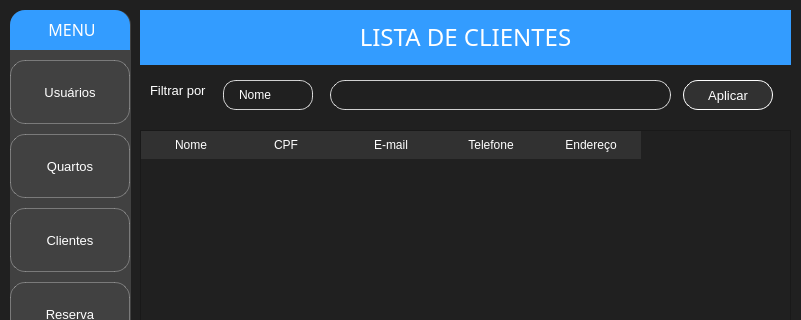
EndrewFerreira/HOSTIIN, file Prototipo HostInn/Telas/Menu.ui: the form before one commit; both pictures show x 0 to 801 and y 0 to 320 of the 801 by 752 pixel window.
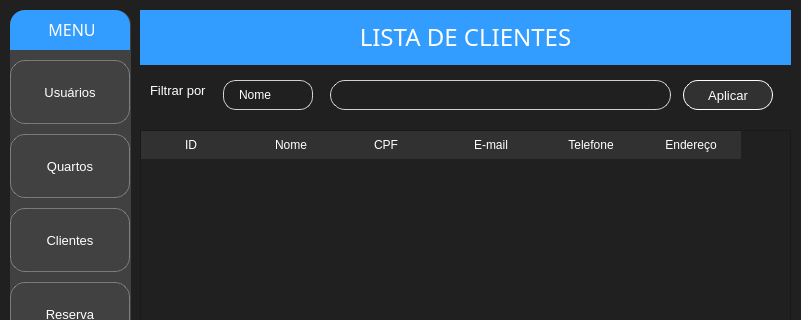
The form after the commit. The open tabs and pages were chosen to show the change. Icons and pictures are not drawn.

Diff of the .ui file:
```diff
--- a/Prototipo HostInn/Telas/Menu.ui
+++ b/Prototipo HostInn/Telas/Menu.ui
@@ -1578,6 +1578,11 @@
     border: 1px;
 }</string>
       </property>
+      <column>
+       <property name="text">
+        <string>ID</string>
+       </property>
+      </column>
       <column>
        <property name="text">
         <string>Nome</string>
```
Left out of the diff: 2 changed lines with no effect on the pictures.
